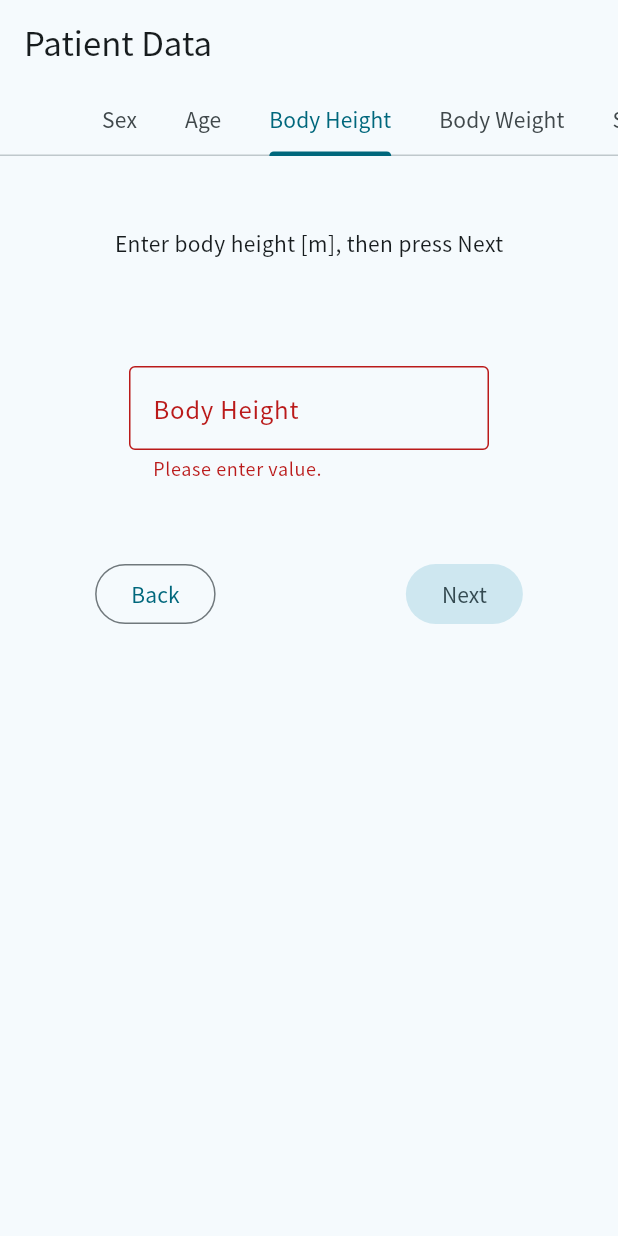
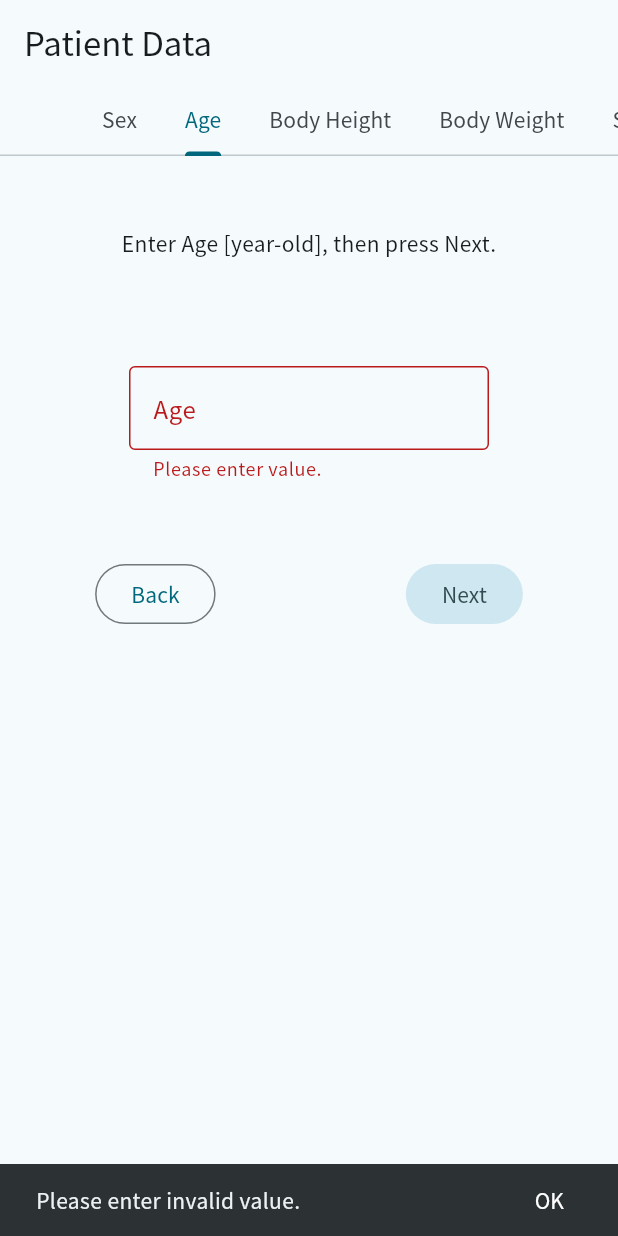
Before and after one commit to studiome/clti_risk, a Flutter app: the screen it shows after launch, tab 2 chosen, after a tap on "Next", on a phone screen of 412 x 824 dp. Run offline on Flutter 3.47's test engine with Material 2 defaults, Android fonts, the light colour scheme and no system bars.

Commit message:
if invalid value, DO NOT Move to next tab

```diff
--- a/lib/widgets/question_binder.dart
+++ b/lib/widgets/question_binder.dart
@@ -24,7 +24,7 @@ class QuestionBinder extends StatelessWidget {
     return DefaultTabController(
       length: _tabCount,
       child: Scaffold(
-        resizeToAvoidBottomInset: false,
+        resizeToAvoidBottomInset: true,
         appBar: AppBar(
           title: Text(title),
           bottom: TabBar(
--- a/lib/widgets/question_page.dart
+++ b/lib/widgets/question_page.dart
@@ -192,7 +192,15 @@ class _NumberFormQuestionContentState extends State<NumberFormQuestionContent> {
         onNext: () {
           if (formKey.currentState == null ||
               !formKey.currentState!.validate()) {
-            return;
+            ScaffoldMessenger.of(context).showSnackBar(SnackBar(
+              content: const Text('Please enter invalid value.'),
+              action: SnackBarAction(
+                  textColor: Theme.of(context).colorScheme.onSecondary,
+                  label: 'OK',
+                  onPressed: () =>
+                      ScaffoldMessenger.of(context).hideCurrentSnackBar()),
+            ));
+            throw const FormatException();
           }
           if (widget.onSubmitted != null) {
             widget.onSubmitted!(widget.formController.text);
--- a/lib/widgets/tab_transition_navigator.dart
+++ b/lib/widgets/tab_transition_navigator.dart
@@ -81,7 +81,14 @@ class TabTransitionNavigator extends StatelessWidget {
                     if (tabController == null) return;
 
                     //user defined function
-                    if (onNext != null) onNext!.call();
+                    //if thorows exception, DO NOT Move to next tab;
+                    if (onNext != null) {
+                      try {
+                        onNext!.call();
+                      } catch (e) {
+                        return;
+                      }
+                    }
 
                     int i = tabController.index;
                     // button disabeld if last tab.
```
